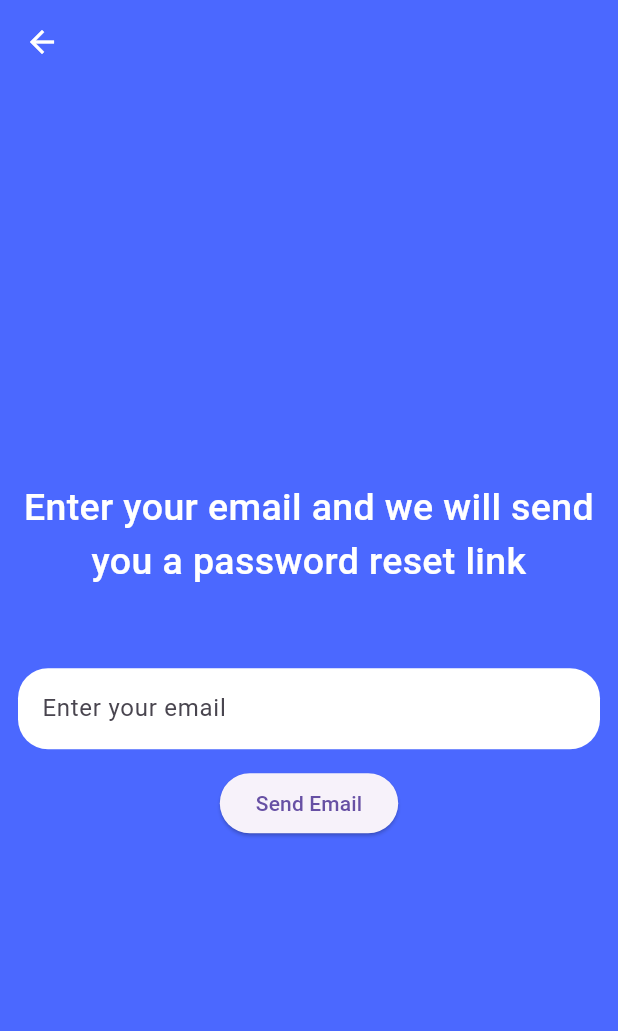
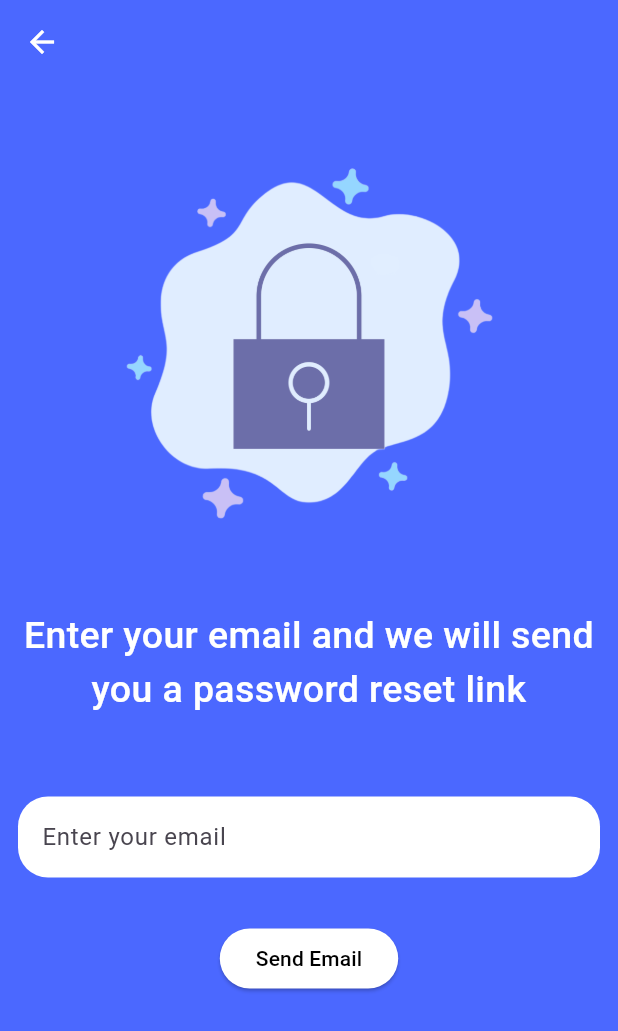
Before and after one commit to OmarElmanzalawy/college_bot, a Flutter app: the screen it shows after launch, after a tap on "Forgot Password", on a phone screen of 412 x 824 dp. Shown: the top 1031 px of the screen. Run offline on Flutter 3.47's test engine with Material 3 defaults, Android fonts, the phone set to English and light mode, and no system bars; our stand-ins replace auto_size_text, awesome_snackbar_content, dotted_border, firebase_auth, firebase_core, lottie and 4 more; missing offline and left inert: dart:ffi, holding_gesture; accounts and stored records are empty.

```diff
--- a/lib/backend/userAuth.dart
+++ b/lib/backend/userAuth.dart
@@ -3,6 +3,8 @@
 import 'package:flutter/material.dart';
 
 class AuthService {
+  static String? displayname = FirebaseAuth.instance.currentUser!.displayName;
+
   static Future<String> register({
     required String email,
     required String password,
--- a/lib/main.dart
+++ b/lib/main.dart
@@ -63,7 +63,17 @@
       theme: ThemeData.light().copyWith(
           scaffoldBackgroundColor: kdefaultBackgroundColor,
           splashColor: Colors.transparent,
-          highlightColor: Colors.transparent),
+          highlightColor: Colors.transparent,
+          dialogTheme: DialogTheme(
+            surfaceTintColor: Colors.transparent,
+            elevation: 0,
+            iconColor: Colors.blue,
+          ),
+          textButtonTheme: TextButtonThemeData(
+              style: TextButton.styleFrom(
+                  foregroundColor: Colors.blue,
+                  textStyle:
+                      TextStyle(fontSize: 15, fontWeight: FontWeight.bold)))),
     );
   }
 }
--- a/lib/screens/forget_password.dart
+++ b/lib/screens/forget_password.dart
@@ -15,15 +15,22 @@
 
     return Scaffold(
       appBar: AppBar(
-        backgroundColor: kblueHeaderColor,
+        backgroundColor: Colors.transparent,
         iconTheme: IconThemeData(color: Colors.white),
       ),
       backgroundColor: kblueHeaderColor,
       body: Padding(
         padding: const EdgeInsets.symmetric(horizontal: 12.0),
         child: Column(
-          mainAxisAlignment: MainAxisAlignment.center,
+          mainAxisAlignment: MainAxisAlignment.start,
           children: [
+            Container(
+              height: 350,
+              decoration: BoxDecoration(
+                  image: DecorationImage(
+                      image: AssetImage('images/lock.png'),
+                      fit: BoxFit.contain)),
+            ),
             Text(
               'Enter your email and we will send you a password reset link',
               textAlign: TextAlign.center,
@@ -35,12 +42,18 @@
             TitledTextField(
                 hint: 'Enter your email', controller: _emailController),
             Padding(
-              padding: const EdgeInsets.only(top: 12.0),
+              padding: const EdgeInsets.only(top: 30.0),
               child: ElevatedButton(
-                  onPressed: () async {
-                    AuthService.forgetpassword(context, _emailController.text);
-                  },
-                  child: Text('Send Email')),
+                onPressed: () async {
+                  AuthService.forgetpassword(context, _emailController.text);
+                },
+                child: Text('Send Email'),
+                style: ButtonStyle(
+                    backgroundColor: MaterialStateProperty.all(
+                      Colors.white,
+                    ),
+                    foregroundColor: MaterialStateProperty.all(Colors.black)),
+              ),
             )
           ],
         ),
--- a/lib/screens/profile_screen.dart
+++ b/lib/screens/profile_screen.dart
@@ -52,7 +52,7 @@
                   mainAxisAlignment: MainAxisAlignment.center,
                   children: [
                     Text(
-                      'Full Name',
+                      AuthService.displayname ?? 'Null',
                       style: TextStyle(
                         fontSize: 30,
                         fontWeight: FontWeight.bold,
@@ -69,7 +69,7 @@
               : Column(
                   children: [
                     Text(
-                      'Full Name',
+                      AuthService.displayname ?? 'Null',
                       style: TextStyle(
                         fontSize: 30,
                         fontWeight: FontWeight.bold,
--- a/lib/screens/signup_screen.dart
+++ b/lib/screens/signup_screen.dart
@@ -4,6 +4,7 @@
 import 'package:college_bot/curves/customCurvedEdge.dart';
 import 'package:college_bot/widgets/actionButton.dart';
 import 'package:college_bot/widgets/titledTextField.dart';
+import 'package:firebase_auth/firebase_auth.dart';
 import 'package:flutter/material.dart';
 import 'package:college_bot/constants.dart';
 import 'package:flutter/widgets.dart';
@@ -106,6 +107,9 @@
                           color: Colors.lightBlue,
                         ),
                       ));
+                    print('Name Textfield: ${_nameController.text}');
+                    await FirebaseAuth.instance.currentUser!
+                        .updateDisplayName(_nameController.text);
                     Navigator.pushNamed(context, '/dashboard');
                   } else {
                     //TODO: DISPLAY SNACKBAR
--- a/lib/widgets/actionButton.dart
+++ b/lib/widgets/actionButton.dart
@@ -8,33 +8,42 @@
   final VoidCallback? onpressed;
   final Color? textColor;
 
-  ActionButton({required this.text,this.backgroundColor,this.onpressed,this.textColor});
+  ActionButton(
+      {required this.text,
+      this.backgroundColor,
+      this.onpressed,
+      this.textColor});
 
   @override
   Widget build(BuildContext context) {
+    Size screenSize = MediaQuery.of(context).size;
+
     return Container(
       decoration: BoxDecoration(
-        borderRadius: BorderRadius.circular(20),
-        gradient: kbuttonGradient
-      ),
+          borderRadius: BorderRadius.circular(20), gradient: kbuttonGradient),
       child: ElevatedButton(
         style: ButtonStyle(
           //FIX SHADOW COLOR
           shadowColor: MaterialStateProperty.all(Colors.transparent),
-                      foregroundColor: MaterialStateProperty.all(textColor) ?? MaterialStateProperty.all(Colors.white),
+          foregroundColor: MaterialStateProperty.all(textColor) ??
+              MaterialStateProperty.all(Colors.white),
           shape: MaterialStateProperty.all(
             RoundedRectangleBorder(
               borderRadius: BorderRadius.circular(20),
               //side: BorderSide(color: Colors.black)
             ),
           ),
-                      backgroundColor: MaterialStateProperty.all<Color>(backgroundColor ?? Colors.transparent),
+          backgroundColor: MaterialStateProperty.all<Color>(
+              backgroundColor ?? Colors.transparent),
           elevation: MaterialStateProperty.all(8),
         ),
-                    onPressed: onpressed ?? (){},
+        onPressed: onpressed ?? () {},
         child: Padding(
-                       padding: EdgeInsets.symmetric(horizontal:  150, vertical: 14),
-                       child: Text(text,style: kdefaultText.copyWith(),),
+          padding: EdgeInsets.symmetric(horizontal: 150, vertical: 14),
+          child: Text(
+            text,
+            style: kdefaultText.copyWith(),
+          ),
         ),
       ),
     );
```
Also changed, not shown: lib/screens/dashboard.dart (+16 -5 lines), images/lock.png (added), 9 other files. Lines whose indentation alone changed are shown as unchanged.
